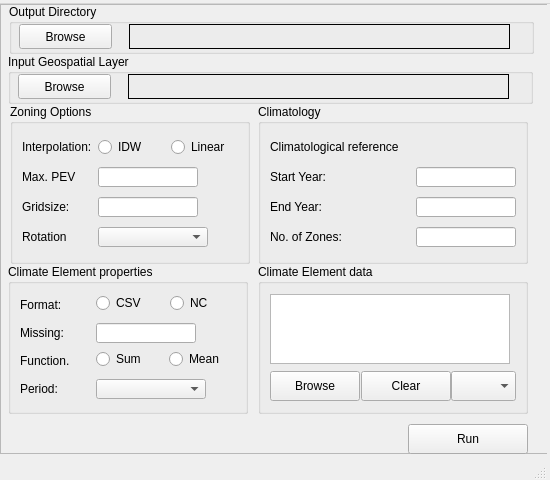
This is zoning.ui in taxmanyana/cft as Qt 5 draws it before an edit. The edited form follows.
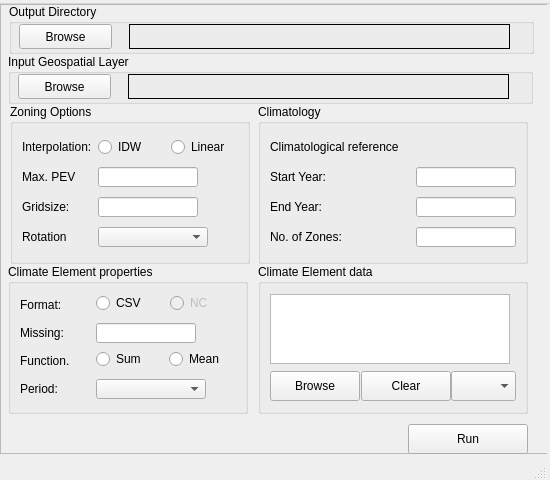
This is the edited form.

Commit message: drop data with gaps when zoning

Patch:
```diff
--- a/zoning.ui
+++ b/zoning.ui
@@ -319,7 +319,7 @@
         </property>
         <widget class="QRadioButton" name="NetCDFRadio">
          <property name="enabled">
-          <bool>true</bool>
+          <bool>false</bool>
          </property>
          <property name="geometry">
           <rect>
```
The commit also changes 1 other file.
